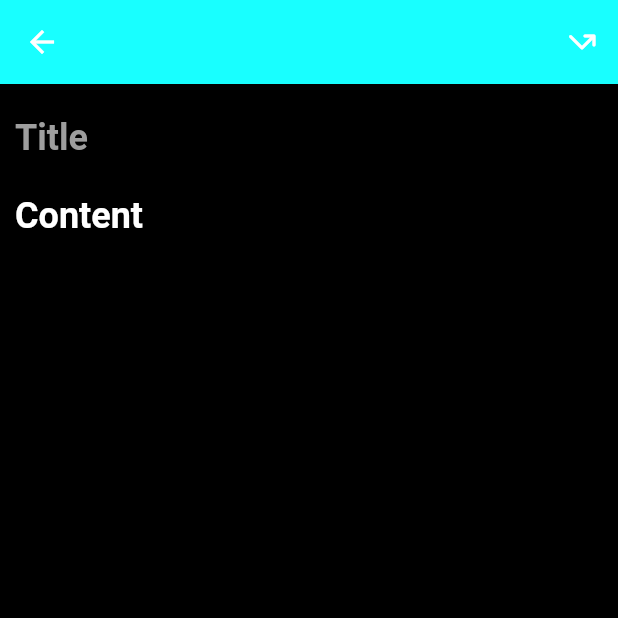
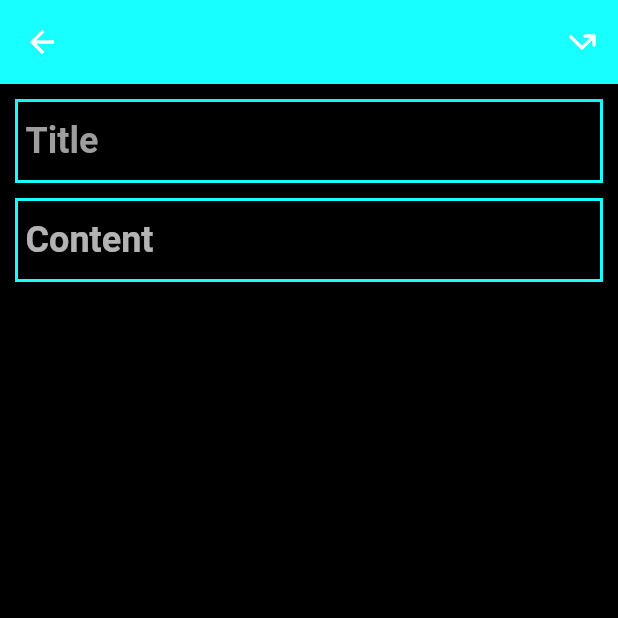
Before and after one commit to PISTON-HEAD/Notes-and-Tasks-App, a Flutter app: the NotesScreen screen opened directly, on a phone screen of 412 x 824 dp, the top half of it. Run offline on Flutter 3.47's test engine with Material 2 defaults, Android fonts, the phone set to English and light mode, and no system bars; our stand-ins replace cloud_firestore, firebase_auth, firebase_core, font_awesome_flutter, shared_preferences; accounts and stored records are empty; network calls fail; Roboto replaces fonts that are missing (Merrieather).

```diff
--- a/lib/LogScreens/forgot_pass.dart
+++ b/lib/LogScreens/forgot_pass.dart
@@ -84,7 +84,9 @@ class _ForgotPasswordState extends State<ForgotPassword> {
                  });
                 }, child: Text("Verify Email",style:TextStyle(
                   color: Colors.white,
-                  fontWeight: FontWeight.w700,
+                  fontFamily: "Merriweather",
+                  fontWeight: FontWeight.w900,
+                  fontSize: 16.5,
                 ),)),
               )
             ],
--- a/lib/MyApp/notesPage.dart
+++ b/lib/MyApp/notesPage.dart
@@ -1,6 +1,7 @@
 import 'dart:ui';
 import 'package:cloud_firestore/cloud_firestore.dart';
 import 'package:firebase_auth/firebase_auth.dart';
+import 'package:flutter/cupertino.dart';
 import 'package:flutter/material.dart';
 import 'package:to_do_list/widgets/customWidgets.dart';
 
@@ -62,6 +63,10 @@ uploader()async{
               Form(
                 key: formKey,
                 child: Container(
+                  padding: EdgeInsets.only(left: 5),
+                  decoration: BoxDecoration(
+                    border: Border.all(color: Colors.cyanAccent,width: 2),
+                  ),
                   child: TextFormField(
                     autocorrect: true,
                     autovalidateMode: AutovalidateMode.onUserInteraction,
@@ -89,17 +94,25 @@ uploader()async{
                   ),
                 ),
               ),
-              TextFormField(
+              Container(
+                margin: EdgeInsets.symmetric(vertical: 10),
+                padding: EdgeInsets.only(left: 5),
+                decoration: BoxDecoration(
+                  border: Border.all(color: Colors.cyanAccent
+                      ,width: 2),
+                ),
+                child: TextFormField(
                   controller: notesEditingController,
                   decoration: InputDecoration(
                     hintText: "Content",
-                  hintStyle: notesTitle(Colors.white, 20),
+                    hintStyle: notesTitle(Colors.white70, 20),
                   ),
                   textInputAction: TextInputAction.newline,
                   keyboardType: TextInputType.multiline,
                   maxLines: null,
                   style: customStyle(Colors.white, 20, FontWeight.w600, ""),
                   textDirection: TextDirection.ltr,
+                ),
               ),
             ],
           ),
--- a/lib/MyApp/todoList.dart
+++ b/lib/MyApp/todoList.dart
@@ -188,6 +188,7 @@ class _todoListCreationState extends State<todoListCreation> {
                                           editingController = TextEditingController(text: inputList[index]);
                                           return AlertDialog(
                                             content: TextFormField(
+                                              autofocus: true,
                                               textInputAction: TextInputAction.newline,
                                               keyboardType: TextInputType.multiline,
                                               maxLines: null,
```
Also changed, not shown: lib/MyApp/NotesveriWer.dart (+14 -2 lines). Lines whose indentation alone changed are shown as unchanged.
